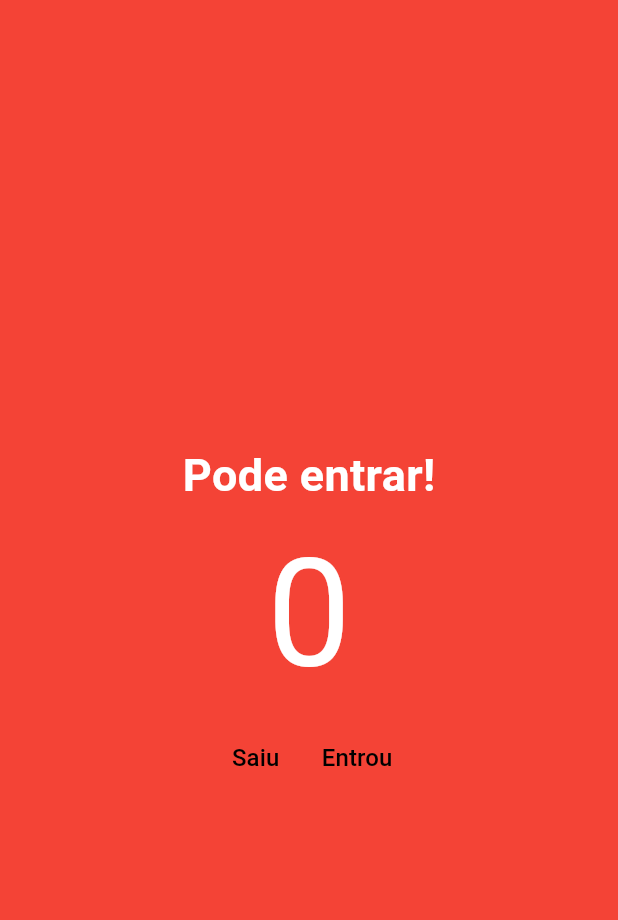
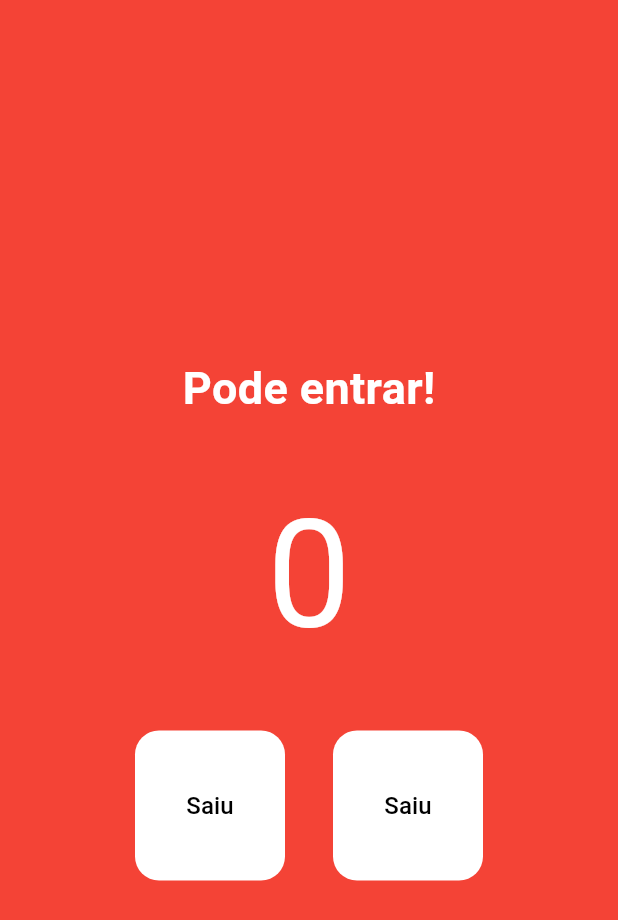
Before and after one commit to joaoaugusto-dev/curso-flutter, a Flutter app: the screen it shows after launch, on a phone screen of 412 x 824 dp. Shown: the top 920 px of the screen. Run offline on Flutter 3.47's test engine with Material 3 defaults, Android fonts, the light colour scheme and no system bars.

Commit message:
Personalizando os botões e aplicando paddings

```diff
--- a/FLUTTER001 - APP CONTADOR DE PESSOAS/contador_de_pessoas/lib/main.dart
+++ b/FLUTTER001 - APP CONTADOR DE PESSOAS/contador_de_pessoas/lib/main.dart
@@ -46,11 +46,19 @@ class HomePage extends StatelessWidget {
               //backgroundColor: Colors.white,
             ),
           ),
-          const Text(
-            "0",
-            style: TextStyle(
-              fontSize: 100,
-              color: Colors.white,
+          Padding(
+            padding: EdgeInsets.fromLTRB(
+              0,
+              32,
+              0,
+              32,
+            ),
+            child: Text(
+              "0",
+              style: TextStyle(
+                fontSize: 100,
+                color: Colors.white,
+              ),
             ),
           ),
           Row(
@@ -59,6 +67,16 @@ class HomePage extends StatelessWidget {
             children: [
               TextButton(
                 onPressed: decrement,
+                style: TextButton.styleFrom(
+                  backgroundColor: Colors.white,
+                  fixedSize: const Size(100, 100),
+                  foregroundColor: Colors
+                      .black, //primary foi trocado pelo foregroundColor
+                  shape: RoundedRectangleBorder(
+                    borderRadius:
+                        BorderRadius.circular(16),
+                  ),
+                ),
                 child: Text(
                   "Saiu",
                   style: TextStyle(
@@ -67,10 +85,21 @@ class HomePage extends StatelessWidget {
                   ),
                 ),
               ),
+              const SizedBox(width: 32),
               TextButton(
-                onPressed: increment,
+                onPressed: decrement,
+                style: TextButton.styleFrom(
+                  backgroundColor: Colors.white,
+                  fixedSize: const Size(100, 100),
+                  foregroundColor: Colors
+                      .black, //primary foi trocado pelo foregroundColor
+                  shape: RoundedRectangleBorder(
+                    borderRadius:
+                        BorderRadius.circular(16),
+                  ),
+                ),
                 child: Text(
-                  "Entrou",
+                  "Saiu",
                   style: TextStyle(
                     color: Colors.black,
                     fontSize: 16,
```
